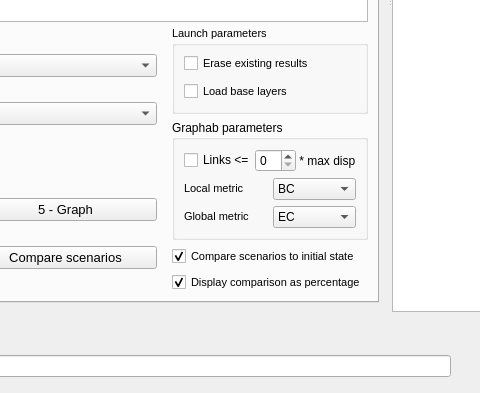
This is ui/miti_connect_dialog_base.ui in MathieuChailloux/MitiConnect as Qt 5 draws it before an edit; both pictures show x 541 to 1021 and y 332 to 725 of the 1153 by 725 pixel window. The edited form follows.
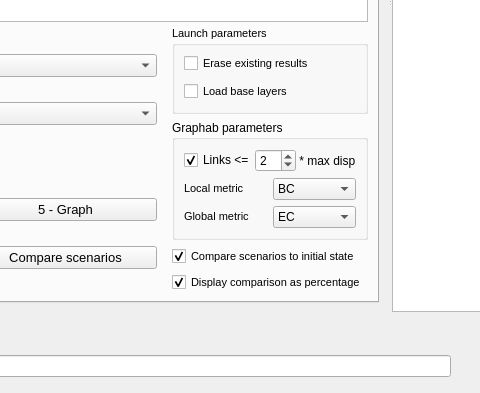
This is the edited form. The open tabs and pages were chosen to show the change. Icons and pictures are not drawn. Custom widgets are drawn as their Qt base class.

Commit message: Fix log icons. Set linkset treshold by default.

```diff
--- a/ui/miti_connect_dialog_base.ui
+++ b/ui/miti_connect_dialog_base.ui
@@ -90,7 +90,7 @@
            <rect>
             <x>0</x>
             <y>0</y>
-            <width>917</width>
+            <width>918</width>
             <height>637</height>
            </rect>
           </property>
@@ -2969,10 +2969,17 @@
                                  <property name="text">
                                   <string>Links &lt;=</string>
                                  </property>
+                                 <property name="checked">
+                                  <bool>true</bool>
+                                 </property>
                                 </widget>
                                </item>
                                <item>
-                                <widget class="QSpinBox" name="linksetMaxCoeff"/>
+                                <widget class="QSpinBox" name="linksetMaxCoeff">
+                                 <property name="value">
+                                  <number>2</number>
+                                 </property>
+                                </widget>
                                </item>
                                <item>
                                 <widget class="QLabel" name="label_2">
```
Left out of the diff: 100 changed lines with no effect on the pictures.
